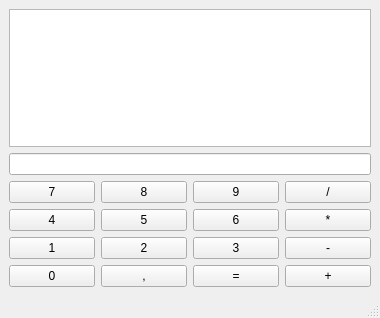
svarogjk/calculator, file gui/ui/main_window_calc.ui: the form before one commit.
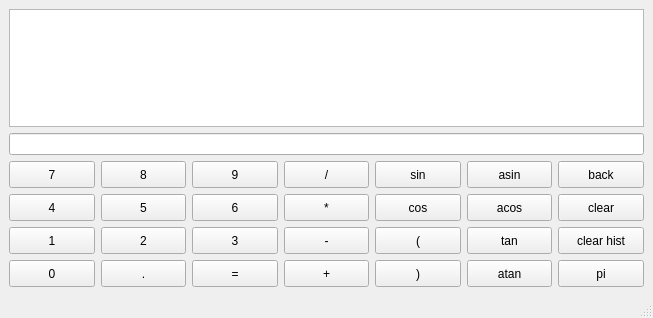
The form after the commit.

```diff
--- a/gui/ui/main_window_calc.ui
+++ b/gui/ui/main_window_calc.ui
@@ -6,7 +6,7 @@
    <rect>
     <x>0</x>
     <y>0</y>
-    <width>380</width>
+    <width>653</width>
     <height>318</height>
    </rect>
   </property>
@@ -18,7 +18,11 @@
     <item>
      <layout class="QVBoxLayout" name="verticalLayout">
       <item>
-       <widget class="QTextEdit" name="historyTextEdit"/>
+       <widget class="QTextEdit" name="historyTextEdit">
+        <property name="readOnly">
+         <bool>true</bool>
+        </property>
+       </widget>
       </item>
       <item>
        <widget class="QLineEdit" name="expressionLineEdit"/>
@@ -27,6 +31,24 @@
        <layout class="QHBoxLayout" name="firstButttonHorizLayout">
         <item>
          <widget class="QPushButton" name="button_7">
+          <property name="sizePolicy">
+           <sizepolicy hsizetype="Minimum" vsizetype="Minimum">
+            <horstretch>0</horstretch>
+            <verstretch>0</verstretch>
+           </sizepolicy>
+          </property>
+          <property name="minimumSize">
+           <size>
+            <width>85</width>
+            <height>27</height>
+           </size>
+          </property>
+          <property name="maximumSize">
+           <size>
+            <width>16777215</width>
+            <height>16777215</height>
+           </size>
+          </property>
           <property name="text">
            <string>7</string>
           </property>
@@ -34,6 +56,24 @@
         </item>
         <item>
          <widget class="QPushButton" name="button_8">
+          <property name="sizePolicy">
+           <sizepolicy hsizetype="Minimum" vsizetype="Minimum">
+            <horstretch>0</horstretch>
+            <verstretch>0</verstretch>
+           </sizepolicy>
+          </property>
+          <property name="minimumSize">
+           <size>
+            <width>85</width>
+            <height>27</height>
+           </size>
+          </property>
+          <property name="maximumSize">
+           <size>
+            <width>16777215</width>
+            <height>16777215</height>
+           </size>
+          </property>
           <property name="text">
            <string>8</string>
           </property>
@@ -41,6 +81,24 @@
         </item>
         <item>
          <widget class="QPushButton" name="button_9">
+          <property name="sizePolicy">
+           <sizepolicy hsizetype="Minimum" vsizetype="Minimum">
+            <horstretch>0</horstretch>
+            <verstretch>0</verstretch>
+           </sizepolicy>
+          </property>
+          <property name="minimumSize">
+           <size>
+            <width>85</width>
+            <height>27</height>
+           </size>
+          </property>
+          <property name="maximumSize">
+           <size>
+            <width>16777215</width>
+            <height>16777215</height>
+           </size>
+          </property>
           <property name="text">
            <string>9</string>
           </property>
@@ -48,8 +106,116 @@
         </item>
         <item>
          <widget class="QPushButton" name="button_divide">
+          <property name="sizePolicy">
+           <sizepolicy hsizetype="Minimum" vsizetype="Minimum">
+            <horstretch>0</horstretch>
+            <verstretch>0</verstretch>
+           </sizepolicy>
+          </property>
+          <property name="minimumSize">
+           <size>
+            <width>85</width>
+            <height>27</height>
+           </size>
+          </property>
+          <property name="maximumSize">
+           <size>
+            <width>16777215</width>
+            <height>16777215</height>
+           </size>
+          </property>
           <property name="text">
            <string>/</string>
+          </property>
+          <property name="shortcut">
+           <string>/</string>
+          </property>
+         </widget>
+        </item>
+        <item>
+         <widget class="QPushButton" name="button_sin">
+          <property name="sizePolicy">
+           <sizepolicy hsizetype="Minimum" vsizetype="Minimum">
+            <horstretch>0</horstretch>
+            <verstretch>0</verstretch>
+           </sizepolicy>
+          </property>
+          <property name="minimumSize">
+           <size>
+            <width>85</width>
+            <height>27</height>
+           </size>
+          </property>
+          <property name="maximumSize">
+           <size>
+            <width>16777215</width>
+            <height>16777215</height>
+           </size>
+          </property>
+          <property name="statusTip">
+           <string>Please don't forget about parentheses</string>
+          </property>
+          <property name="whatsThis">
+           <string>trigonometric function</string>
+          </property>
+          <property name="text">
+           <string>sin</string>
+          </property>
+         </widget>
+        </item>
+        <item>
+         <widget class="QPushButton" name="button_asin">
+          <property name="sizePolicy">
+           <sizepolicy hsizetype="Minimum" vsizetype="Minimum">
+            <horstretch>0</horstretch>
+            <verstretch>0</verstretch>
+           </sizepolicy>
+          </property>
+          <property name="minimumSize">
+           <size>
+            <width>85</width>
+            <height>27</height>
+           </size>
+          </property>
+          <property name="maximumSize">
+           <size>
+            <width>16777215</width>
+            <height>16777215</height>
+           </size>
+          </property>
+          <property name="statusTip">
+           <string>Please don't forget about parentheses</string>
+          </property>
+          <property name="whatsThis">
+           <string>trigonometric function</string>
+          </property>
+          <property name="text">
+           <string>asin</string>
+          </property>
+         </widget>
+        </item>
+        <item>
+         <widget class="QPushButton" name="button_back">
+          <property name="sizePolicy">
+           <sizepolicy hsizetype="Minimum" vsizetype="Minimum">
+            <horstretch>0</horstretch>
+            <verstretch>0</verstretch>
+           </sizepolicy>
+          </property>
+          <property name="minimumSize">
+           <size>
+            <width>85</width>
+            <height>27</height>
+           </size>
+          </property>
+          <property name="maximumSize">
+           <size>
+            <width>16777215</width>
+            <height>16777215</height>
+           </size>
+          </property>
+          <property name="text">
+           <string>back</string>
           </property>
          </widget>
         </item>
@@ -59,6 +225,18 @@
        <layout class="QHBoxLayout" name="secondButttonHorizLayout">
         <item>
          <widget class="QPushButton" name="button_4">
+          <property name="sizePolicy">
+           <sizepolicy hsizetype="Minimum" vsizetype="Minimum">
+            <horstretch>0</horstretch>
+            <verstretch>0</verstretch>
+           </sizepolicy>
+          </property>
+          <property name="minimumSize">
+           <size>
+            <width>85</width>
+            <height>27</height>
+           </size>
+          </property>
           <property name="text">
            <string>4</string>
           </property>
@@ -66,6 +244,18 @@
         </item>
         <item>
          <widget class="QPushButton" name="button_5">
+          <property name="sizePolicy">
+           <sizepolicy hsizetype="Minimum" vsizetype="Minimum">
+            <horstretch>0</horstretch>
+            <verstretch>0</verstretch>
+           </sizepolicy>
+          </property>
+          <property name="minimumSize">
+           <size>
+            <width>85</width>
+            <height>27</height>
+           </size>
+          </property>
           <property name="text">
            <string>5</string>
           </property>
@@ -73,6 +263,18 @@
         </item>
         <item>
          <widget class="QPushButton" name="button_6">
+          <property name="sizePolicy">
+           <sizepolicy hsizetype="Minimum" vsizetype="Minimum">
+            <horstretch>0</horstretch>
+            <verstretch>0</verstretch>
+           </sizepolicy>
+          </property>
+          <property name="minimumSize">
+           <size>
+            <width>85</width>
+            <height>27</height>
+           </size>
+          </property>
           <property name="text">
            <string>6</string>
           </property>
@@ -80,8 +282,98 @@
         </item>
         <item>
          <widget class="QPushButton" name="button_multiply">
+          <property name="sizePolicy">
+           <sizepolicy hsizetype="Minimum" vsizetype="Minimum">
+            <horstretch>0</horstretch>
+            <verstretch>0</verstretch>
+           </sizepolicy>
+          </property>
+          <property name="minimumSize">
+           <size>
+            <width>85</width>
+            <height>27</height>
+           </size>
+          </property>
           <property name="text">
            <string>*</string>
+          </property>
+          <property name="shortcut">
+           <string>*</string>
+          </property>
+         </widget>
+        </item>
+        <item>
+         <widget class="QPushButton" name="button_cos">
+          <property name="sizePolicy">
+           <sizepolicy hsizetype="Minimum" vsizetype="Minimum">
+            <horstretch>0</horstretch>
+            <verstretch>0</verstretch>
+           </sizepolicy>
+          </property>
+          <property name="minimumSize">
+           <size>
+            <width>85</width>
+            <height>27</height>
+           </size>
+          </property>
+          <property name="statusTip">
+           <string>Please don't forget about parentheses</string>
+          </property>
+          <property name="whatsThis">
+           <string>trigonometric function</string>
+          </property>
+          <property name="text">
+           <string>cos</string>
+          </property>
+         </widget>
+        </item>
+        <item>
+         <widget class="QPushButton" name="button_acos">
+          <property name="sizePolicy">
+           <sizepolicy hsizetype="Minimum" vsizetype="Minimum">
+            <horstretch>0</horstretch>
+            <verstretch>0</verstretch>
+           </sizepolicy>
+          </property>
+          <property name="minimumSize">
+           <size>
+            <width>85</width>
+            <height>27</height>
+           </size>
+          </property>
+          <property name="maximumSize">
+           <size>
+            <width>16777215</width>
+            <height>16777215</height>
+           </size>
+          </property>
+          <property name="statusTip">
+           <string>Please don't forget about parentheses</string>
+          </property>
+          <property name="whatsThis">
+           <string>trigonometric function</string>
+          </property>
+          <property name="text">
+           <string>acos</string>
+          </property>
+         </widget>
+        </item>
+        <item>
+         <widget class="QPushButton" name="button_clear">
+          <property name="sizePolicy">
+           <sizepolicy hsizetype="Minimum" vsizetype="Minimum">
+            <horstretch>0</horstretch>
+            <verstretch>0</verstretch>
+           </sizepolicy>
+          </property>
+          <property name="minimumSize">
+           <size>
+            <width>85</width>
+            <height>27</height>
+           </size>
+          </property>
+          <property name="text">
+           <string>clear</string>
           </property>
          </widget>
         </item>
@@ -91,6 +383,18 @@
        <layout class="QHBoxLayout" name="thirdButttonHorizLayout">
         <item>
          <widget class="QPushButton" name="button_1">
+          <property name="sizePolicy">
+           <sizepolicy hsizetype="Minimum" vsizetype="Minimum">
+            <horstretch>0</horstretch>
+            <verstretch>0</verstretch>
+           </sizepolicy>
+          </property>
+          <property name="minimumSize">
+           <size>
+            <width>85</width>
+            <height>27</height>
+           </size>
+          </property>
           <property name="text">
            <string>1</string>
           </property>
@@ -98,6 +402,18 @@
         </item>
         <item>
          <widget class="QPushButton" name="button_2">
+          <property name="sizePolicy">
+           <sizepolicy hsizetype="Minimum" vsizetype="Minimum">
+            <horstretch>0</horstretch>
+            <verstretch>0</verstretch>
+           </sizepolicy>
+          </property>
+          <property name="minimumSize">
+           <size>
+            <width>85</width>
+            <height>27</height>
+           </size>
+          </property>
           <property name="text">
            <string>2</string>
           </property>
@@ -105,6 +421,18 @@
         </item>
         <item>
          <widget class="QPushButton" name="button_3">
+          <property name="sizePolicy">
+           <sizepolicy hsizetype="Minimum" vsizetype="Minimum">
+            <horstretch>0</horstretch>
+            <verstretch>0</verstretch>
+           </sizepolicy>
+          </property>
+          <property name="minimumSize">
+           <size>
+            <width>85</width>
+            <height>27</height>
+           </size>
+          </property>
           <property name="text">
            <string>3</string>
           </property>
@@ -112,8 +440,95 @@
         </item>
         <item>
          <widget class="QPushButton" name="button_minus">
+          <property name="sizePolicy">
+           <sizepolicy hsizetype="Minimum" vsizetype="Minimum">
+            <horstretch>0</horstretch>
+            <verstretch>0</verstretch>
+           </sizepolicy>
+          </property>
+          <property name="minimumSize">
+           <size>
+            <width>85</width>
+            <height>27</height>
+           </size>
+          </property>
           <property name="text">
            <string>-</string>
+          </property>
+          <property name="shortcut">
+           <string>-</string>
+          </property>
+         </widget>
+        </item>
+        <item>
+         <widget class="QPushButton" name="button_left_parentheses">
+          <property name="sizePolicy">
+           <sizepolicy hsizetype="Minimum" vsizetype="Minimum">
+            <horstretch>0</horstretch>
+            <verstretch>0</verstretch>
+           </sizepolicy>
+          </property>
+          <property name="minimumSize">
+           <size>
+            <width>85</width>
+            <height>27</height>
+           </size>
+          </property>
+          <property name="text">
+           <string>(</string>
+          </property>
+          <property name="shortcut">
+           <string>(</string>
+          </property>
+         </widget>
+        </item>
+        <item>
+         <widget class="QPushButton" name="button_tan">
+          <property name="sizePolicy">
+           <sizepolicy hsizetype="Minimum" vsizetype="Minimum">
+            <horstretch>0</horstretch>
+            <verstretch>0</verstretch>
+           </sizepolicy>
+          </property>
+          <property name="minimumSize">
+           <size>
+            <width>85</width>
+            <height>27</height>
+           </size>
+          </property>
+          <property name="maximumSize">
+           <size>
+            <width>16777215</width>
+            <height>16777215</height>
+           </size>
+          </property>
+          <property name="statusTip">
+           <string>Please don't forget about parentheses</string>
+          </property>
+          <property name="whatsThis">
+           <string>trigonometric function</string>
+          </property>
+          <property name="text">
+           <string>tan</string>
+          </property>
+         </widget>
+        </item>
+        <item>
+         <widget class="QPushButton" name="button_clear_hist">
+          <property name="sizePolicy">
+           <sizepolicy hsizetype="Minimum" vsizetype="Minimum">
+            <horstretch>0</horstretch>
+            <verstretch>0</verstretch>
+           </sizepolicy>
+          </property>
+          <property name="minimumSize">
+           <size>
+            <width>85</width>
+            <height>27</height>
+           </size>
+          </property>
+          <property name="text">
+           <string>clear hist</string>
           </property>
          </widget>
         </item>
@@ -123,6 +538,18 @@
        <layout class="QHBoxLayout" name="fourthButttonHorizLayout">
         <item>
          <widget class="QPushButton" name="button_0">
+          <property name="sizePolicy">
+           <sizepolicy hsizetype="Minimum" vsizetype="Minimum">
+            <horstretch>0</horstretch>
+            <verstretch>0</verstretch>
+           </sizepolicy>
+          </property>
+          <property name="minimumSize">
+           <size>
+            <width>85</width>
+            <height>27</height>
+           </size>
+          </property>
           <property name="text">
            <string>0</string>
           </property>
@@ -130,13 +557,40 @@
         </item>
         <item>
          <widget class="QPushButton" name="button_float_point">
+          <property name="sizePolicy">
+           <sizepolicy hsizetype="Minimum" vsizetype="Minimum">
+            <horstretch>0</horstretch>
+            <verstretch>0</verstretch>
+           </sizepolicy>
+          </property>
+          <property name="minimumSize">
+           <size>
+            <width>85</width>
+            <height>27</height>
+           </size>
+          </property>
           <property name="text">
-           <string>,</string>
+           <string>.</string>
+          </property>
+          <property name="shortcut">
+           <string>.</string>
           </property>
          </widget>
         </item>
         <item>
          <widget class="QPushButton" name="button_equals">
+          <property name="sizePolicy">
+           <sizepolicy hsizetype="Minimum" vsizetype="Minimum">
+            <horstretch>0</horstretch>
+            <verstretch>0</verstretch>
+           </sizepolicy>
+          </property>
+          <property name="minimumSize">
+           <size>
+            <width>85</width>
+            <height>27</height>
+           </size>
+          </property>
           <property name="text">
            <string>=</string>
           </property>
@@ -144,8 +598,95 @@
         </item>
         <item>
          <widget class="QPushButton" name="button_plus">
+          <property name="sizePolicy">
+           <sizepolicy hsizetype="Minimum" vsizetype="Minimum">
+            <horstretch>0</horstretch>
+            <verstretch>0</verstretch>
+           </sizepolicy>
+          </property>
+          <property name="minimumSize">
+           <size>
+            <width>85</width>
+            <height>27</height>
+           </size>
+          </property>
           <property name="text">
            <string>+</string>
+          </property>
+          <property name="shortcut">
+           <string>+</string>
+          </property>
+         </widget>
+        </item>
+        <item>
+         <widget class="QPushButton" name="button_right_parentheses">
+          <property name="sizePolicy">
+           <sizepolicy hsizetype="Minimum" vsizetype="Minimum">
+            <horstretch>0</horstretch>
+            <verstretch>0</verstretch>
+           </sizepolicy>
+          </property>
+          <property name="minimumSize">
+           <size>
+            <width>85</width>
+            <height>27</height>
+           </size>
+          </property>
+          <property name="text">
+           <string>)</string>
+          </property>
+          <property name="shortcut">
+           <string>)</string>
+          </property>
+         </widget>
+        </item>
+        <item>
+         <widget class="QPushButton" name="button_atan">
+          <property name="sizePolicy">
+           <sizepolicy hsizetype="Minimum" vsizetype="Minimum">
+            <horstretch>0</horstretch>
+            <verstretch>0</verstretch>
+           </sizepolicy>
+          </property>
+          <property name="minimumSize">
+           <size>
+            <width>85</width>
+            <height>27</height>
+           </size>
+          </property>
+          <property name="maximumSize">
+           <size>
+            <width>16777215</width>
+            <height>16777215</height>
+           </size>
+          </property>
+          <property name="statusTip">
+           <string>Please don't forget about parentheses</string>
+          </property>
+          <property name="whatsThis">
+           <string>trigonometric function</string>
+          </property>
+          <property name="text">
+           <string>atan</string>
+          </property>
+         </widget>
+        </item>
+        <item>
+         <widget class="QPushButton" name="button_pi">
+          <property name="sizePolicy">
+           <sizepolicy hsizetype="Minimum" vsizetype="Minimum">
+            <horstretch>0</horstretch>
+            <verstretch>0</verstretch>
+           </sizepolicy>
+          </property>
+          <property name="minimumSize">
+           <size>
+            <width>85</width>
+            <height>27</height>
+           </size>
+          </property>
+          <property name="text">
+           <string>pi</string>
           </property>
          </widget>
         </item>
```
Left out of the diff: 35 changed lines with no effect on the pictures.
